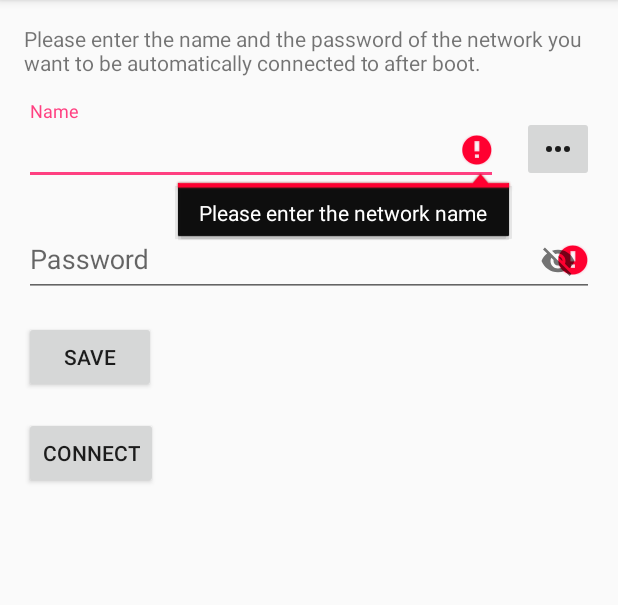
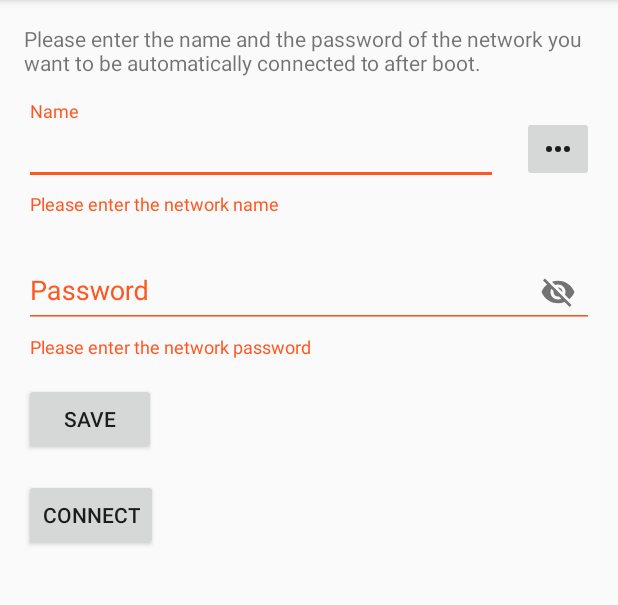
Before and after one commit to Drarig29/WifiOnBoot, an Android app: the screen it shows after launch (MainActivity), after a tap on "SAVE", on a phone screen of 412 x 824 dp, the part 84-689 px from its top. Run offline under Robolectric (Android 15) with nearby library versions, the phone set to English and light mode, and no system bars; 2 other taps on this screen came first.

```diff
--- a/app/src/main/java/com/drarig29/wifionboot/MainActivity.java
+++ b/app/src/main/java/com/drarig29/wifionboot/MainActivity.java
@@ -4,6 +4,7 @@ import android.content.Intent;
 import android.content.SharedPreferences;
 import android.os.Bundle;
 import android.preference.PreferenceManager;
+import android.support.design.widget.TextInputLayout;
 import android.support.v7.app.AppCompatActivity;
 import android.text.TextUtils;
 import android.view.View;
@@ -74,15 +75,22 @@ public class MainActivity extends AppCompatActivity {
     boolean emptySsidOrPassword() {
         boolean empty = false;
 
+        TextInputLayout ssidLayout = (TextInputLayout) findViewById(R.id.ssidParent);
+        TextInputLayout passwordLayout = (TextInputLayout) findViewById(R.id.passwordParent);
+
         if (TextUtils.isEmpty(txtSsid.getText().toString().trim())) {
-            txtSsid.setError(getString(R.string.please_enter_ssid));
+            ssidLayout.setErrorEnabled(true);
+            ssidLayout.setError(getString(R.string.please_enter_ssid));
             empty = true;
-        }
+        } else
+            ssidLayout.setErrorEnabled(false);
 
         if (TextUtils.isEmpty(txtPassword.getText().toString().trim())) {
-            txtPassword.setError(getString(R.string.please_enter_password));
+            passwordLayout.setErrorEnabled(true);
+            passwordLayout.setError(getString(R.string.please_enter_password));
             empty = true;
-        }
+        } else
+            passwordLayout.setErrorEnabled(false);
 
         return empty;
     }
```
